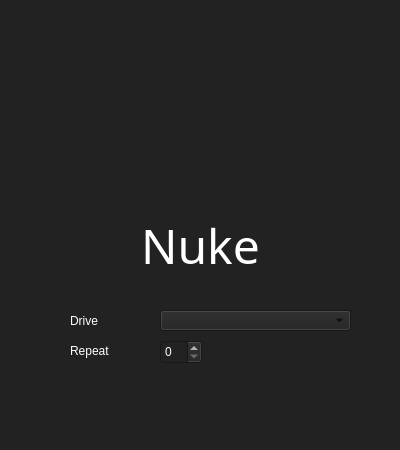
jithin-renji/Nuke, file ui/Nuke.ui: the form before one commit.
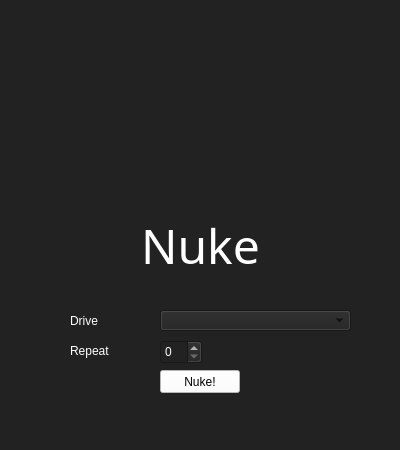
The form after the commit. Icons and pictures are not drawn.

Commit message: Added a gui target to the Makefile, and added a button to the UI file.

Diff of the .ui file:
```diff
--- a/ui/Nuke.ui
+++ b/ui/Nuke.ui
@@ -130,6 +130,22 @@
      <bool>true</bool>
     </property>
    </widget>
+   <widget class="QPushButton" name="pushButton">
+    <property name="geometry">
+     <rect>
+      <x>160</x>
+      <y>370</y>
+      <width>80</width>
+      <height>23</height>
+     </rect>
+    </property>
+    <property name="styleSheet">
+     <string notr="true">background-color: rgb(255, 255, 255);</string>
+    </property>
+    <property name="text">
+     <string>Nuke!</string>
+    </property>
+   </widget>
   </widget>
   <widget class="QMenuBar" name="menubar">
    <property name="geometry">
```
The commit also changes 1 other file.
